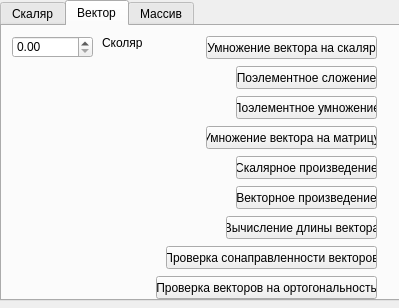
Qt form 1_2.ui (Jokenek/TRPO) before a commit.
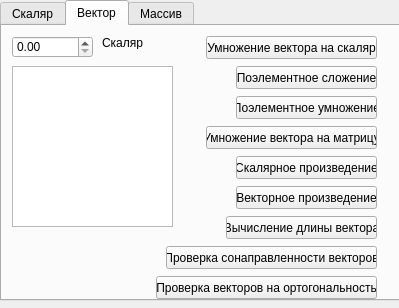
The same form after that commit. The open tabs and pages were chosen to show the change.

Patch:
```diff
--- a/1_2.ui
+++ b/1_2.ui
@@ -305,7 +305,17 @@
       </rect>
      </property>
      <property name="text">
-      <string>Сколяр</string>
+      <string>Скаляр </string>
+     </property>
+    </widget>
+    <widget class="QTextBrowser" name="textBrowser_3">
+     <property name="geometry">
+      <rect>
+       <x>10</x>
+       <y>40</y>
+       <width>161</width>
+       <height>161</height>
+      </rect>
      </property>
     </widget>
    </widget>
```
Left out of the diff: 2 changed lines with no effect on the pictures.
